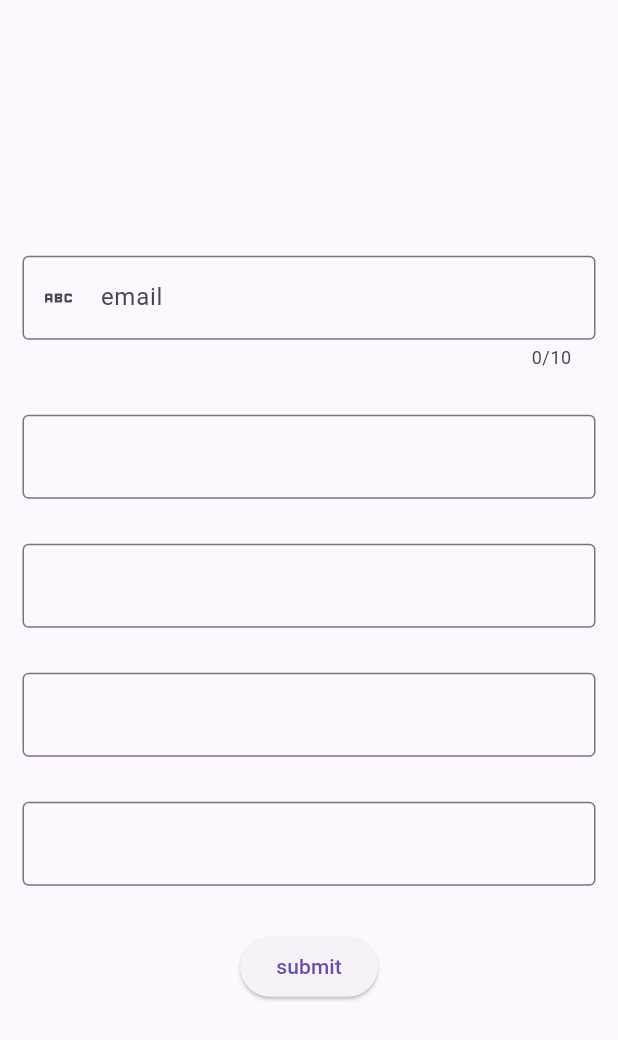
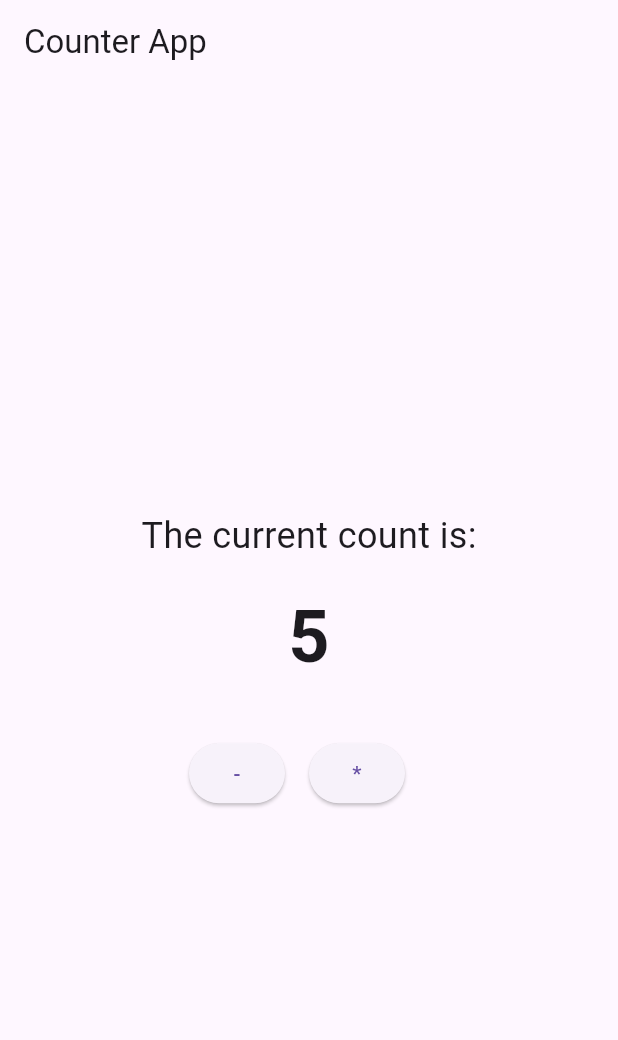
Before and after one commit to shehabhy1/flutter_application, a Flutter app: the screen it shows after launch, on a phone screen of 412 x 824 dp. Shown: the top 1040 px of the screen. Run offline on Flutter 3.47's test engine with Material 3 defaults, Android fonts, the phone set to English and light mode, and no system bars; our stand-ins replace flutter_bloc.

Commit message:
cubit code

```diff
--- a/lib/bloc/bloc.dart
+++ b/lib/bloc/bloc.dart
@@ -1,6 +1,5 @@
-/* import 'package:flutter/material.dart';
+import 'package:flutter/material.dart';
 import 'package:flutter_bloc/flutter_bloc.dart';
-
 
 class CounterState {
   final int count;
@@ -8,6 +7,30 @@ class CounterState {
   CounterState(this.count);
 }
 
+class State {
+  final int m;
+  State(this.m);
+}
+
+class StateCubit extends Cubit<State> {
+  StateCubit() : super(State(5));
+  void multiply() {
+    emit(State(state.m * 5));
+  }
+
+  void minus() {
+    emit(State(state.m - 10));
+  }
+}
+
+/*
+abdalah 5 + 5
+bassant 5 + 5 + 10
+gameel 10
+sally 5
+mazen 5
+m khaled 10
+ */
 class CounterCubit extends Cubit<CounterState> {
   CounterCubit() : super(CounterState(0));
 
@@ -18,9 +41,16 @@ class CounterCubit extends Cubit<CounterState> {
   void decrement() {
     emit(CounterState(state.count - 1));
   }
+
+  void reset() {
+    emit(CounterState(0));
+  }
+  //reset
 }
 
 class CounterPage extends StatelessWidget {
+  const CounterPage({super.key});
+
   @override
   Widget build(BuildContext context) {
     return Scaffold(
@@ -28,7 +58,7 @@ class CounterPage extends StatelessWidget {
         title: Text('Counter App'),
       ),
       body: Center(
-        child: BlocBuilder<CounterCubit, CounterState>(
+        child: BlocBuilder<StateCubit, State>(
           builder: (context, state) {
             return Column(
               mainAxisAlignment: MainAxisAlignment.center,
@@ -39,7 +69,8 @@ class CounterPage extends StatelessWidget {
                 ),
                 SizedBox(height: 16),
                 Text(
-                  '${state.count}',
+                  '${state.m}',
+                  //
                   style: TextStyle(fontSize: 48, fontWeight: FontWeight.bold),
                 ),
                 SizedBox(height: 32),
@@ -48,17 +79,26 @@ class CounterPage extends StatelessWidget {
                   children: [
                     ElevatedButton(
                       onPressed: () {
-                        context.read<CounterCubit>().decrement();
+                        context.read<StateCubit>().minus();
                       },
                       child: Text('-'),
                     ),
                     SizedBox(width: 16),
                     ElevatedButton(
                       onPressed: () {
-                        context.read<CounterCubit>().increment();
+                        context.read<StateCubit>().multiply();
                       },
-                      child: Text('+'),
+                      child: Text('*'),
                     ),
+                    SizedBox(
+                      width: 16,
+                    ),
+                    /* ElevatedButton(
+                      onPressed: () {
+                        context.read<CounterCubit>().reset();
+                      },
+                      child: Icon(Icons.restore),
+                    ), */
                   ],
                 ),
               ],
@@ -68,4 +108,4 @@ class CounterPage extends StatelessWidget {
       ),
     );
   }
-} */
+}
--- a/lib/main.dart
+++ b/lib/main.dart
@@ -1,5 +1,7 @@
 import 'package:flutter/material.dart';
+import 'package:flutter_application_1/bloc/bloc.dart';
 import 'package:flutter_application_1/textfield/txt_field.dart';
+import 'package:flutter_bloc/flutter_bloc.dart';
 
 /*
 complete assets == img - icon - font
@@ -7,6 +9,21 @@ use package in flutter audio
 textfield
 treat with datatypes in flutter
 today
+ */
+/*
+class MyApp extends StatelessWidget {
+  @override
+  Widget build(BuildContext context) {
+    return MaterialApp(
+      title: 'Counter App',
+      home: BlocProvider(
+        create: (_) => CounterCubit(),
+        child: CounterPage(),
+      ),
+    );
+  }
+}
+
  */
 void main() {
   runApp(const MyApp());
@@ -18,7 +35,11 @@ class MyApp extends StatelessWidget {
   @override
   Widget build(BuildContext context) {
     return MaterialApp(
-      home: CustomTextField(),
-    );
+        home: BlocProvider(
+      create: (_) => StateCubit(),
+      child: CounterPage(),
+    ));
   }
 }
+
+// Bloc
--- a/pubspec.yaml
+++ b/pubspec.yaml
@@ -36,6 +36,7 @@ dependencies:
   # Use with the CupertinoIcons class for iOS style icons.
   cupertino_icons: ^1.0.6
   flutter_svg: ^2.0.10+1
+  flutter_bloc: ^8.1.6
 
 dev_dependencies:
   flutter_test:
@@ -60,9 +61,8 @@ flutter:
   uses-material-design: true
 
   # To add assets to your application, add an assets section, like this:
-  assets:
-   - images/chatbot.jpg
-   - images/eqra2_logo.svg
+  # assets:
+  #   - images/chatbot.jpg
   #   - images/a_dot_ham.jpeg
 
   # An image asset can refer to one or more resolution-specific "variants", see
```
Also changed, not shown: pubspec.lock.
